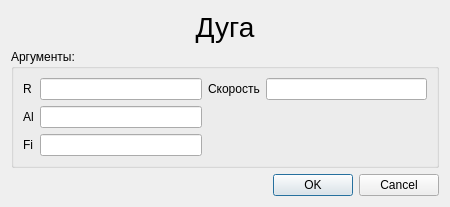
Before: the Qt Designer form KAMEditor/gui/commands/arcdialog.ui in Xtail96/SML, drawn with Qt 5.
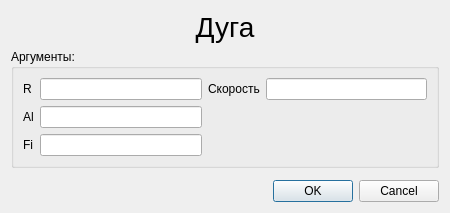
After: the same form once the commit is applied.

The edit to the form file:
```diff
--- a/KAMEditor/gui/commands/arcdialog.ui
+++ b/KAMEditor/gui/commands/arcdialog.ui
@@ -7,7 +7,7 @@
     <x>0</x>
     <y>0</y>
     <width>450</width>
-    <height>200</height>
+    <height>213</height>
    </rect>
   </property>
   <property name="windowTitle">
@@ -20,31 +20,6 @@
    <string>&lt;html&gt;&lt;head/&gt;&lt;body&gt;&lt;p align=&quot;justify&quot;&gt;&lt;span style=&quot; font-size:12pt;&quot;&gt;Быстрая клавиша &lt;/span&gt;&lt;span style=&quot; font-size:12pt; color:#3300ff;&quot;&gt;D &lt;/span&gt;&lt;span style=&quot; font-size:12pt;&quot;&gt;&lt;br/&gt;ДУГА [ R, Al , Fi, (&lt;/span&gt;&lt;span style=&quot; font-size:12pt; font-style:italic;&quot;&gt;СКОРОСТЬ&lt;/span&gt;&lt;span style=&quot; font-size:12pt;&quot;&gt;)] &lt;br/&gt;Перемещение по дуге радиуса R с угла Al на угол Fi. &lt;br/&gt;&lt;/span&gt;&lt;span style=&quot; font-size:12pt; font-weight:600;&quot;&gt;R&lt;/span&gt;&lt;span style=&quot; font-size:12pt;&quot;&gt; – Радиус дуги. &lt;br/&gt;&lt;/span&gt;&lt;span style=&quot; font-size:12pt; font-weight:600;&quot;&gt;Al&lt;/span&gt;&lt;span style=&quot; font-size:12pt;&quot;&gt; – Начальный угол дуги в градусах. &lt;br/&gt;&lt;/span&gt;&lt;span style=&quot; font-size:12pt; font-weight:600;&quot;&gt;Fi&lt;/span&gt;&lt;span style=&quot; font-size:12pt;&quot;&gt; – Величина поворота в градусах. &lt;br/&gt;Если Fi со знаком &amp;quot;-&amp;quot;, то движение по дуге против часовой стрелки &lt;br/&gt;(&lt;/span&gt;&lt;span style=&quot; font-size:12pt; font-style:italic;&quot;&gt;СКОРОСТЬ&lt;/span&gt;&lt;span style=&quot; font-size:12pt;&quot;&gt;) Скорость выполнения оператора (необязательный параметр). &lt;/span&gt;&lt;/p&gt;&lt;/body&gt;&lt;/html&gt;</string>
   </property>
   <layout class="QGridLayout" name="gridLayout_2">
-   <item row="3" column="0" colspan="2">
-    <widget class="QDialogButtonBox" name="buttonBox">
-     <property name="orientation">
-      <enum>Qt::Horizontal</enum>
-     </property>
-     <property name="standardButtons">
-      <set>QDialogButtonBox::Cancel|QDialogButtonBox::Ok</set>
-     </property>
-    </widget>
-   </item>
-   <item row="0" column="0" colspan="2">
-    <widget class="QLabel" name="arc_label_title">
-     <property name="font">
-      <font>
-       <pointsize>21</pointsize>
-      </font>
-     </property>
-     <property name="text">
-      <string>Дуга</string>
-     </property>
-     <property name="alignment">
-      <set>Qt::AlignCenter</set>
-     </property>
-    </widget>
-   </item>
    <item row="1" column="0" rowspan="2" colspan="2">
     <widget class="QGroupBox" name="arc_arguments_groupBox">
      <property name="sizePolicy">
@@ -100,6 +75,44 @@
      </layout>
     </widget>
    </item>
+   <item row="4" column="0" colspan="2">
+    <widget class="QDialogButtonBox" name="buttonBox">
+     <property name="orientation">
+      <enum>Qt::Horizontal</enum>
+     </property>
+     <property name="standardButtons">
+      <set>QDialogButtonBox::Cancel|QDialogButtonBox::Ok</set>
+     </property>
+    </widget>
+   </item>
+   <item row="0" column="0" colspan="2">
+    <widget class="QLabel" name="arc_label_title">
+     <property name="font">
+      <font>
+       <pointsize>21</pointsize>
+      </font>
+     </property>
+     <property name="text">
+      <string>Дуга</string>
+     </property>
+     <property name="alignment">
+      <set>Qt::AlignCenter</set>
+     </property>
+    </widget>
+   </item>
+   <item row="3" column="0">
+    <spacer name="verticalSpacer">
+     <property name="orientation">
+      <enum>Qt::Vertical</enum>
+     </property>
+     <property name="sizeHint" stdset="0">
+      <size>
+       <width>20</width>
+       <height>100</height>
+      </size>
+     </property>
+    </spacer>
+   </item>
   </layout>
  </widget>
  <resources/>
```
